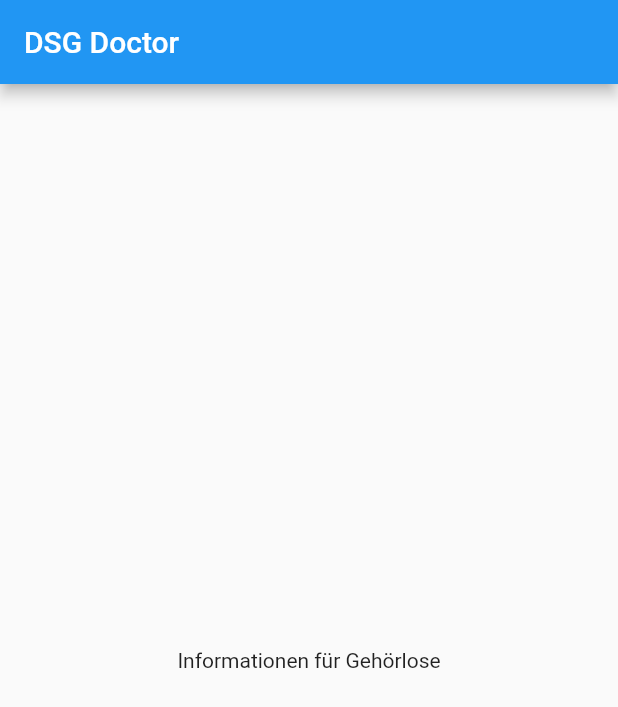
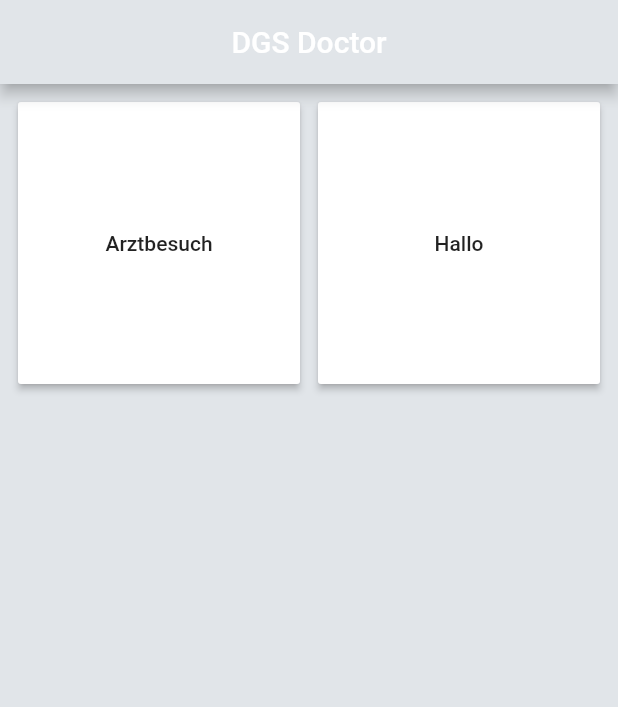
Before and after one commit to DGSDoktorUndInformation/DGSDoktorUndInformation, a Flutter app: the screen it shows after launch, on a phone screen of 412 x 824 dp. Shown: the top 707 px of the screen. Run offline on Flutter 3.47's test engine with Material 2 defaults, Android fonts, the phone set to English and light mode, and no system bars.

Commit message:
Erste Seite

```diff
--- /dev/null
+++ b/app/lib/appBarContent.dart
@@ -0,0 +1,10 @@
+import 'package:flutter/cupertino.dart';
+import 'package:flutter/material.dart';
+
+class AppBarContent extends StatelessWidget {
+  @override
+  Widget build(BuildContext context) {
+    return Center(child: Text("DGS Doctor"));
+  }
+
+}
--- /dev/null
+++ b/app/lib/arztBesuch.dart
@@ -0,0 +1,24 @@
+import 'package:dsgdoctor/appBarContent.dart';
+import 'package:flutter/cupertino.dart';
+import 'package:flutter/material.dart';
+
+class ArztBesuch extends StatefulWidget {
+  @override
+  State<StatefulWidget> createState() {
+    return ArztBesuchState();
+  }
+}
+
+class ArztBesuchState extends State<ArztBesuch> {
+  @override
+  Widget build(BuildContext context) {
+    return Scaffold(
+        appBar: AppBar(
+            title: AppBarContent(),
+            leading: IconButton(
+                onPressed: () => Navigator.pop(context),
+                icon: Icon(Icons.arrow_back),
+                tooltip: 'Zurück')),
+        body: Text("Hello World"));
+  }
+}
--- /dev/null
+++ b/app/lib/colors.dart
@@ -0,0 +1,5 @@
+import 'package:flutter/material.dart';
+
+class ThemeColors {
+  static const Primary = Color.fromRGBO(225, 229, 233, 100);
+}
--- /dev/null
+++ b/app/lib/dashboard.dart
@@ -0,0 +1,49 @@
+import 'package:flutter/cupertino.dart';
+import 'package:flutter/material.dart';
+
+import 'appBarContent.dart';
+import 'arztBesuch.dart';
+import 'colors.dart';
+import 'dashboardButton.dart';
+
+class Dashboard extends StatefulWidget {
+  @override
+  State<StatefulWidget> createState() {
+    return DashboardState();
+  }
+}
+
+class DashboardState extends State<Dashboard> {
+  @override
+  Widget build(BuildContext context) {
+    return Scaffold(
+      backgroundColor: ThemeColors.Primary,
+      appBar: AppBar(
+        title: AppBarContent(),
+        backgroundColor: ThemeColors.Primary,
+      ),
+      body: GridView.count(
+        padding: EdgeInsets.all(12),
+        children: dashboardActions(context),
+        crossAxisSpacing: 12,
+        crossAxisCount: 2,
+      ),
+    );
+  }
+
+  List<Widget> dashboardActions(BuildContext context) {
+    return <Widget>[
+      DashboardButton(
+        child: Text("Arztbesuch"),
+        onPressed: () {
+          Navigator.push(
+              context, MaterialPageRoute(builder: (context) => ArztBesuch()));
+        },
+      ),
+      DashboardButton(
+        child: Text("Hallo"),
+        onPressed: () {},
+      ),
+    ];
+  }
+}
--- /dev/null
+++ b/app/lib/dashboardButton.dart
@@ -0,0 +1,52 @@
+import 'package:flutter/material.dart';
+
+class DashboardButton extends MaterialButton {
+  DashboardButton({
+    Key key,
+    @required VoidCallback onPressed,
+    VoidCallback onLongPress,
+    ValueChanged<bool> onHighlightChanged,
+    ButtonTextTheme textTheme,
+    Color textColor,
+    Color disabledTextColor,
+    Color color,
+    Color disabledColor,
+    Color focusColor,
+    Color hoverColor,
+    Color highlightColor,
+    Color splashColor,
+    Brightness colorBrightness,
+    EdgeInsetsGeometry padding,
+    ShapeBorder shape,
+    Clip clipBehavior = Clip.none,
+    FocusNode focusNode,
+    bool autofocus = false,
+    MaterialTapTargetSize materialTapTargetSize,
+    @required Widget child,
+  }) : super(
+    key: key,
+    onPressed: onPressed,
+    onLongPress: onLongPress,
+    onHighlightChanged: onHighlightChanged,
+    textTheme: textTheme,
+    textColor: textColor,
+    disabledTextColor: disabledTextColor,
+    color: color,
+    disabledColor: disabledColor,
+    focusColor: focusColor,
+    hoverColor: hoverColor,
+    highlightColor: highlightColor,
+    splashColor: splashColor,
+    colorBrightness: colorBrightness,
+    padding: padding,
+    shape: shape,
+    clipBehavior: clipBehavior,
+    focusNode: focusNode,
+    autofocus: autofocus,
+    materialTapTargetSize: materialTapTargetSize,
+    child: child,
+  );
+
+  @override
+  Color get color => Colors.white;
+}
--- a/app/lib/main.dart
+++ b/app/lib/main.dart
@@ -1,4 +1,10 @@
+import 'package:dsgdoctor/appBarContent.dart';
+import 'package:dsgdoctor/arztBesuch.dart';
+import 'package:dsgdoctor/colors.dart';
 import 'package:flutter/material.dart';
+
+import 'dashboard.dart';
+import 'dashboardButton.dart';
 
 void main() => runApp(MyApp());
 
@@ -6,13 +12,9 @@ class MyApp extends StatelessWidget {
   @override
   Widget build(BuildContext context) {
     return MaterialApp(
-      title: "DSG Doctor",
-      home: Scaffold (
-        appBar: AppBar(
-          title: Text("DSG Doctor"),
-        ),
-        body: Center(child: Text("Informationen für Gehörlose")),
-      )
-    );
+        title: "DSG Doctor",
+        home: Dashboard());
   }
+
+
 }
```
